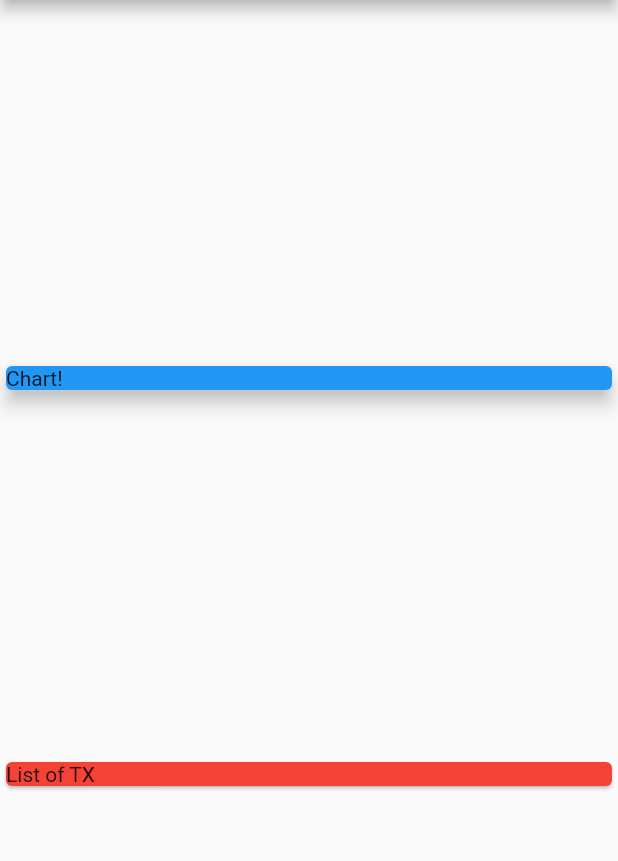
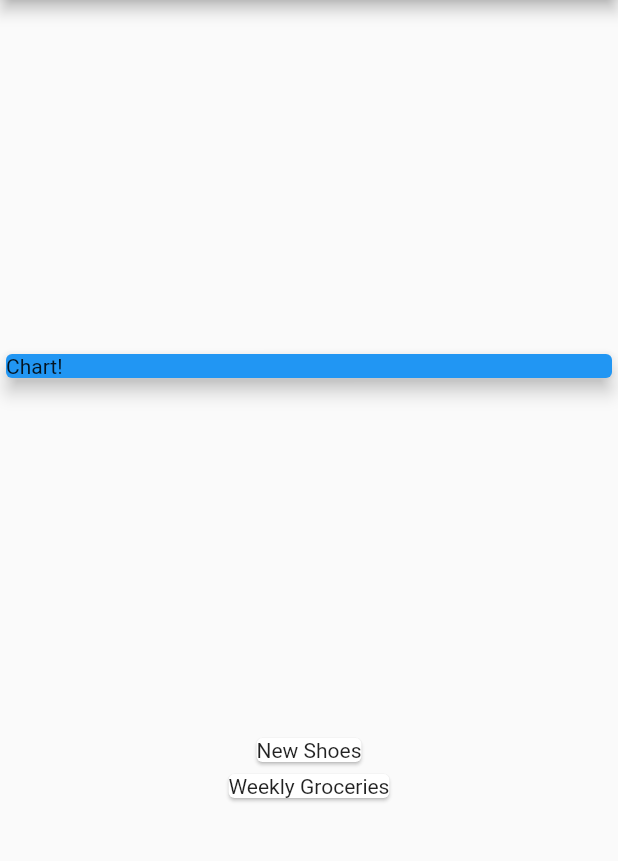
Before and after one commit to benjaminykim/flutter-finance-app, a Flutter app: the screen it shows after launch, on a phone screen of 412 x 824 dp, the part 84-945 px from its top. Run offline on Flutter 3.47's test engine with Material 2 defaults, Android fonts, the phone set to English and light mode, and no system bars.

Commit message:
incorporate transaction in app view

```diff
--- a/lib/main.dart
+++ b/lib/main.dart
@@ -1,4 +1,6 @@
 import 'package:flutter/material.dart';
+
+import './transaction.dart';
 
 void main() => runApp(MyApp());
 
@@ -13,6 +15,21 @@ class MyApp extends StatelessWidget {
 }
 
 class HomePage extends StatelessWidget {
+  final List<Transaction> transactions = [
+    Transaction(
+      id: 't1',
+      title: 'New Shoes',
+      amount: 59.99,
+      date: DateTime.now(),
+    ),
+    Transaction(
+      id: 't2',
+      title: 'Weekly Groceries',
+      amount: 16.53,
+      date: DateTime.now(),
+    )
+  ];
+
   @override
   Widget build(BuildContext context) {
     return Scaffold(
@@ -31,9 +48,10 @@ class HomePage extends StatelessWidget {
                 elevation: 5,
               ),
             ),
-            Card(
-              color: Colors.red,
-              child: Text('List of TX'),
+            Column(children:
+              transactions.map((transaction) {
+                return Card(child: Text(transaction.title));
+              }).toList(),
             )
           ],
         ));
```
